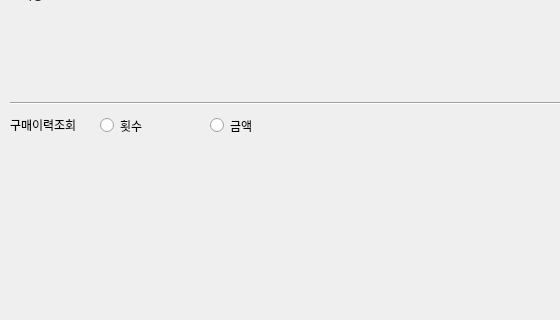
The window that design_main.ui (sohyeon98720/Lgorithm) describes before a commit, drawn with Qt 5; both pictures show x 0 to 560 and y 105 to 425 of the 643 by 671 pixel window.
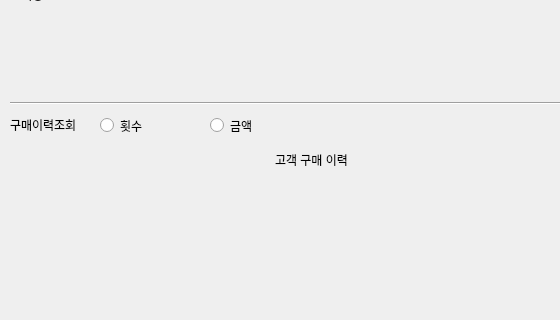
The same window after the commit.

```diff
--- a/design_main.ui
+++ b/design_main.ui
@@ -91,6 +91,44 @@
     </rect>
    </property>
    <layout class="QVBoxLayout" name="verticalLayout">
+    <item alignment="Qt::AlignHCenter">
+     <widget class="QLabel" name="label_3">
+      <property name="minimumSize">
+       <size>
+        <width>90</width>
+        <height>30</height>
+       </size>
+      </property>
+      <property name="maximumSize">
+       <size>
+        <width>90</width>
+        <height>30</height>
+       </size>
+      </property>
+      <property name="text">
+       <string>고객 구매 이력</string>
+      </property>
+     </widget>
+    </item>
+    <item alignment="Qt::AlignHCenter">
+     <widget class="QLabel" name="label_cust_num">
+      <property name="minimumSize">
+       <size>
+        <width>100</width>
+        <height>20</height>
+       </size>
+      </property>
+      <property name="maximumSize">
+       <size>
+        <width>100</width>
+        <height>20</height>
+       </size>
+      </property>
+      <property name="text">
+       <string>  </string>
+      </property>
+     </widget>
+    </item>
     <item>
      <widget class="QLabel" name="label_piechart">
       <property name="text">
```
